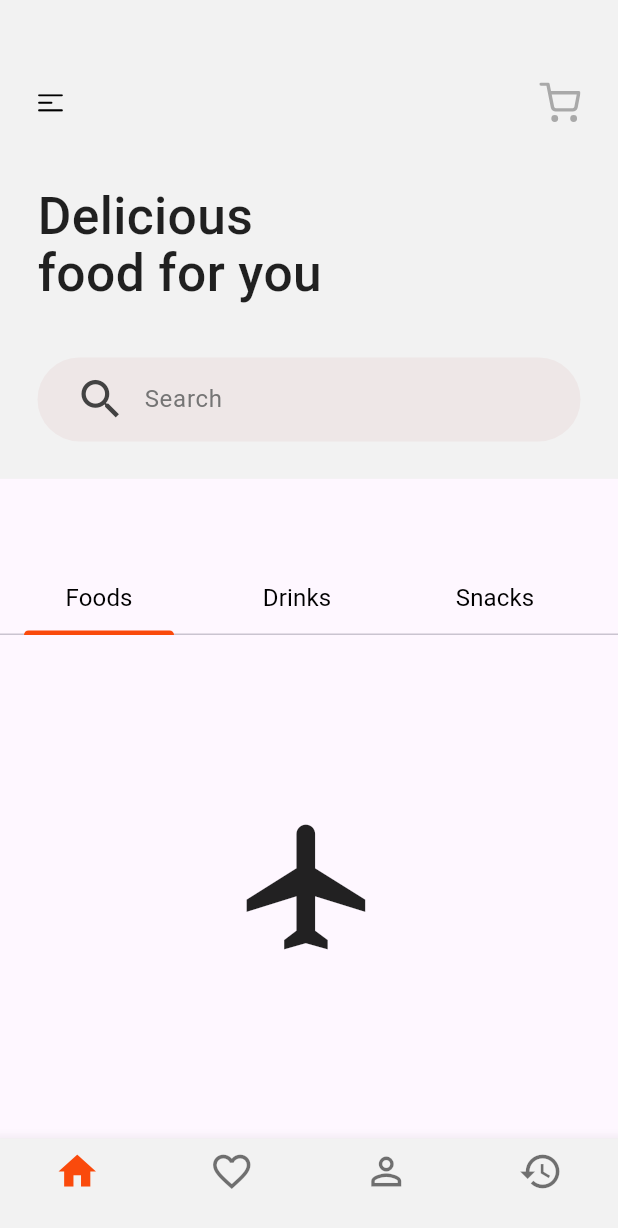
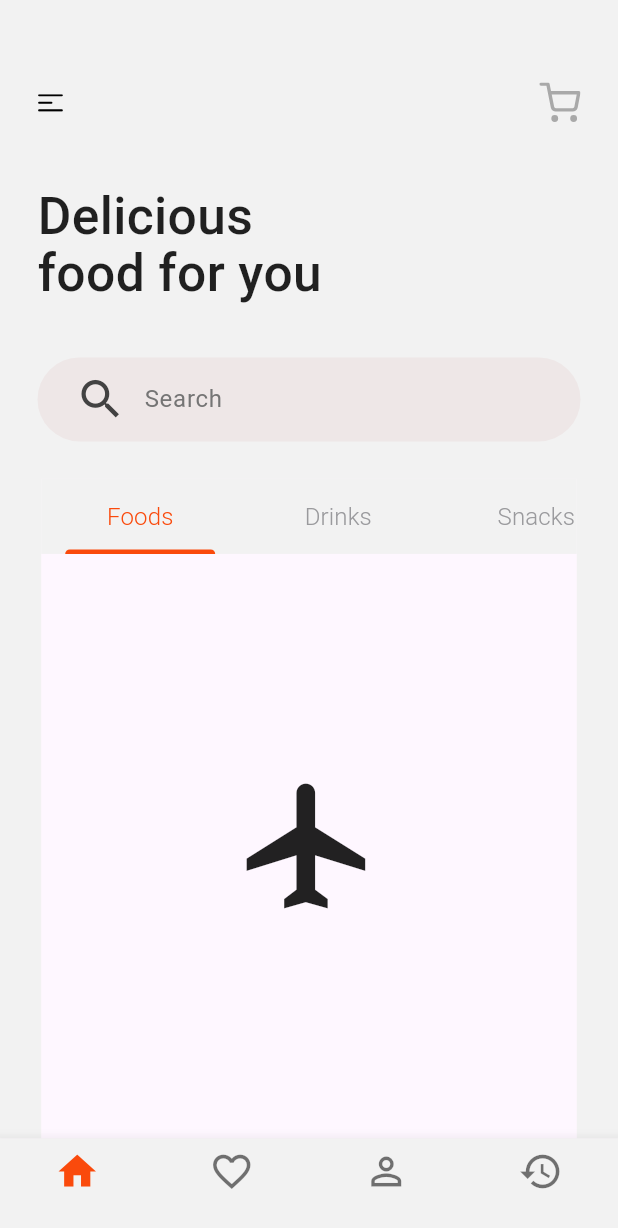
Before and after one commit to thekids1002/OrderFood_MobileApp, a Flutter app: the screen it shows after launch, on a phone screen of 412 x 824 dp. Shown: the top 1228 px of the screen. Run offline on Flutter 3.47's test engine with Material 3 defaults, Android fonts, the phone set to English and light mode, and no system bars; our stand-ins replace flutter_svg; Roboto replaces fonts that are missing (SF-PRO).

Commit message:
feat: add tabbar screen

```diff
--- a/lib/screens/home_screen.dart
+++ b/lib/screens/home_screen.dart
@@ -165,20 +165,35 @@ class _HomeScreenState extends State<HomeScreen> {
 class CustomTabBar extends StatelessWidget {
   const CustomTabBar({super.key});
   static double tabWidth = 100.0;
+
   @override
   Widget build(BuildContext context) {
     return Expanded(
       child: Container(
+        margin: EdgeInsets.only(
+          left: UtilSize.responsiveFontSize(context, 24),
+          right: UtilSize.responsiveFontSize(context, 24),
+        ),
         child: DefaultTabController(
           length: 4,
           child: Scaffold(
             appBar: AppBar(
-              bottom: TabBar(
+              toolbarHeight: 0,
+              elevation: 0,
+              backgroundColor: Color(0xFFF2F2F2),
+              bottom: PreferredSize(
+                preferredSize:
+                    const Size.fromHeight(50.0), // Adjust height as needed
+                child: Container(
+                  child: TabBar(
                     tabAlignment: TabAlignment.start,
                     isScrollable: true,
-                unselectedLabelColor: Colors.white.withOpacity(0.3),
+                    labelColor: Color(0xFFFA4A0C), // Color for selected tab
+                    unselectedLabelColor:
+                        Color(0xFF9A9A9D), // Color for unselected tabs
                     indicatorColor: const Color(0xFFFA4A0C),
                     labelPadding: const EdgeInsets.symmetric(horizontal: 16.0),
+                    dividerColor: Colors.transparent,
                     tabs: [
                       Tab(
                         child: SizedBox(
@@ -187,10 +202,10 @@ class CustomTabBar extends StatelessWidget {
                             child: Text(
                               "Foods",
                               style: TextStyle(
-                            color: Colors.black,
                                 fontFamily: 'SF-PRO',
-                            fontWeight: FontWeight.normal,
-                            fontSize: UtilSize.responsiveFontSize(context, 14),
+                                fontWeight: FontWeight.w300,
+                                fontSize:
+                                    UtilSize.responsiveFontSize(context, 14),
                                 height: 0.9,
                               ),
                             ),
@@ -204,10 +219,10 @@ class CustomTabBar extends StatelessWidget {
                             child: Text(
                               "Drinks",
                               style: TextStyle(
-                            color: Colors.black,
                                 fontFamily: 'SF-PRO',
-                            fontWeight: FontWeight.normal,
-                            fontSize: UtilSize.responsiveFontSize(context, 14),
+                                fontWeight: FontWeight.w300,
+                                fontSize:
+                                    UtilSize.responsiveFontSize(context, 14),
                                 height: 0.9,
                               ),
                             ),
@@ -221,10 +236,10 @@ class CustomTabBar extends StatelessWidget {
                             child: Text(
                               "Snacks",
                               style: TextStyle(
-                            color: Colors.black,
                                 fontFamily: 'SF-PRO',
-                            fontWeight: FontWeight.normal,
-                            fontSize: UtilSize.responsiveFontSize(context, 14),
+                                fontWeight: FontWeight.w300,
+                                fontSize:
+                                    UtilSize.responsiveFontSize(context, 14),
                                 height: 0.9,
                               ),
                             ),
@@ -238,10 +253,10 @@ class CustomTabBar extends StatelessWidget {
                             child: Text(
                               "Sauce",
                               style: TextStyle(
-                            color: Colors.black,
                                 fontFamily: 'SF-PRO',
-                            fontWeight: FontWeight.normal,
-                            fontSize: UtilSize.responsiveFontSize(context, 14),
+                                fontWeight: FontWeight.w300,
+                                fontSize:
+                                    UtilSize.responsiveFontSize(context, 14),
                                 height: 0.9,
                               ),
                             ),
@@ -251,11 +266,14 @@ class CustomTabBar extends StatelessWidget {
                     ],
                   ),
                 ),
-            body: TabBarView(
+              ),
+            ),
+            body: const TabBarView(
               children: [
-                Icon(Icons.flight, size: 100),
-                Icon(Icons.directions_transit, size: 100),
-                Icon(Icons.directions_car, size: 350),
+                Center(child: Icon(Icons.flight, size: 100)),
+                Center(child: Icon(Icons.directions_transit, size: 100)),
+                Center(child: Icon(Icons.directions_car, size: 100)),
+                Center(child: Icon(Icons.directions_car, size: 100)),
               ],
             ),
           ),
```
Lines whose indentation alone changed are shown as unchanged.
